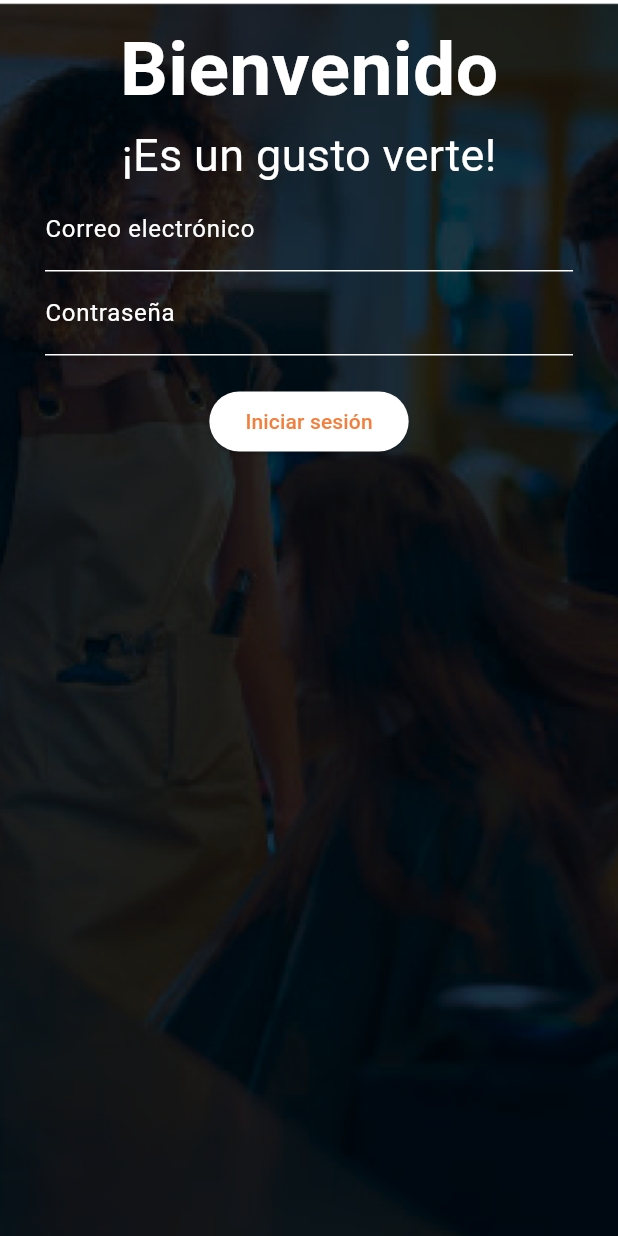
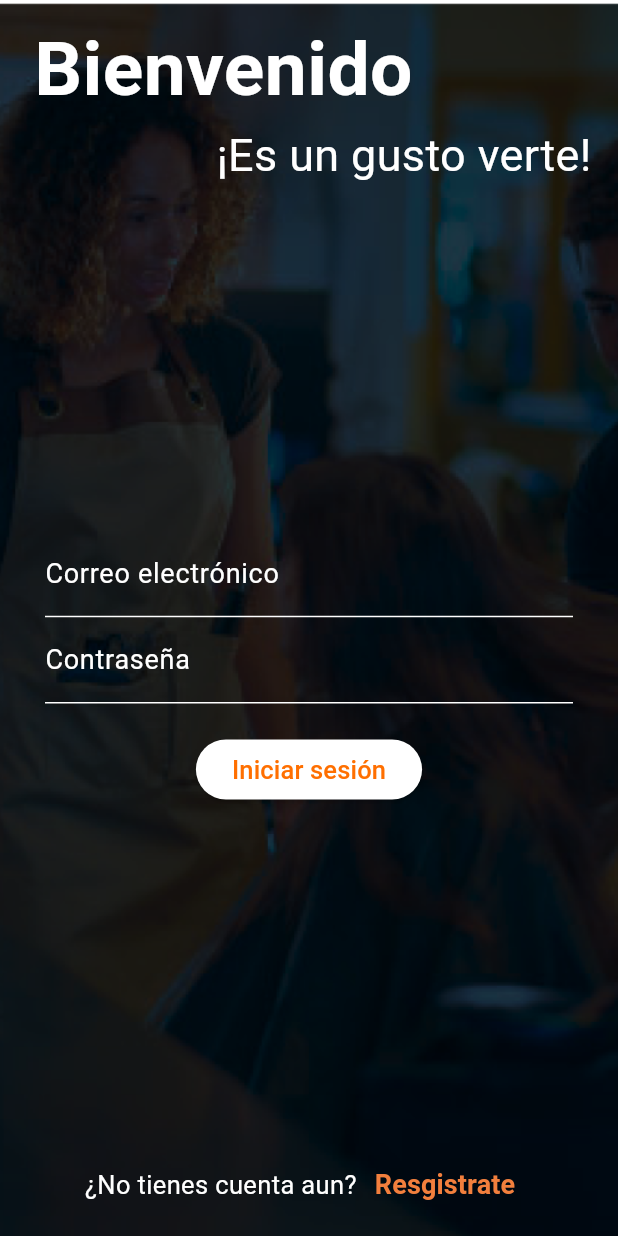
Before and after one commit to AndresCamiloChavez/app_pamii, a Flutter app: the screen it shows after launch, on a phone screen of 412 x 824 dp. Run offline on Flutter 3.47's test engine with Material 3 defaults, Android fonts, the light colour scheme and no system bars; our stand-ins replace carousel_slider, dio, flutter_riverpod, go_router.

Commit message:
Fixing login and common redirection

```diff
--- a/lib/presentation/pages/auth/login_page.dart
+++ b/lib/presentation/pages/auth/login_page.dart
@@ -1,6 +1,8 @@
 import 'package:app_pamii/presentation/pages/auth/widgets/form_login.dart';
+import 'package:app_pamii/presentation/pages/auth/widgets/redirection_page.dart';
 import 'package:app_pamii/presentation/providers/auth/form_provider.dart';
 import 'package:flutter/material.dart';
+import 'package:flutter/widgets.dart';
 import 'package:flutter_riverpod/flutter_riverpod.dart';
 
 class LoginPage extends ConsumerWidget {
@@ -20,8 +22,8 @@ class LoginPage extends ConsumerWidget {
             fit: BoxFit.cover,
           ),
         ),
-                if (formData.isLoading) const Center(child: CircularProgressIndicator()),
-
+        if (formData.isLoading)
+          const Center(child: CircularProgressIndicator()),
         SafeArea(
           child: Padding(
             padding: const EdgeInsets.all(10.0),
@@ -30,18 +32,29 @@ class LoginPage extends ConsumerWidget {
               mainAxisAlignment: MainAxisAlignment.start,
               children: [
                 if (formData.isLoading) const CircularProgressIndicator(),
-                const Text(
-                  'Bienvenido',
-                  style: TextStyle(
-                      color: Colors.white,
-                      fontSize: 50,
-                      fontWeight: FontWeight.bold),
+                const Row(
+                  mainAxisAlignment: MainAxisAlignment.start,
+                  children: [
+                    Text(
+                      ' Bienvenido ',
+                      style: TextStyle(
+                          color: Colors.white,
+                          fontSize: 50,
+                          fontWeight: FontWeight.bold),
+                    ),
+                  ],
                 ),
-                const Text(
-                  '¡Es un gusto verte!',
-                  style: TextStyle(color: Colors.white, fontSize: 30),
+                const Row(
+                  mainAxisAlignment: MainAxisAlignment.end,
+                  children: [
+                    Text(
+                      ' ¡Es un gusto verte! ',
+                      style: TextStyle(color: Colors.white, fontSize: 30),
+                    ),
+                  ],
                 ),
-                const LoginForm()
+                const Expanded(child: LoginForm()),
+                const PageRedirection(),
               ],
             ),
           ),
--- a/lib/presentation/pages/auth/widgets/form_login.dart
+++ b/lib/presentation/pages/auth/widgets/form_login.dart
@@ -22,7 +22,7 @@ class LoginForm extends ConsumerWidget {
             decoration: InputDecoration(
                 labelText: 'Correo electrónico',
                 errorText: formData.error,
-                labelStyle: const TextStyle(color: Colors.white)),
+                labelStyle: const TextStyle(color: Colors.white, fontSize: 18)),
           ),
           TextField(
             style: const TextStyle(
@@ -32,8 +32,9 @@ class LoginForm extends ConsumerWidget {
             decoration: InputDecoration(
               labelText: 'Contraseña',
               labelStyle: const TextStyle(
-                  color: Colors
-                      .white), // Asegúrate de que el color del label también sea blanco
+                  color: Colors.white,
+                  fontSize:
+                      18), // Asegúrate de que el color del label también sea blanco
               hintStyle: const TextStyle(
                   color: Colors.white), // Estilo para el texto de sugerencia
               errorText: formData.error,
@@ -46,7 +47,8 @@ class LoginForm extends ConsumerWidget {
           ElevatedButton(
             onPressed: () =>
                 ref.read(loginFormProvider.notifier).submitForm(context),
-            child: const Text('Iniciar sesión'),
+            child: Text('Iniciar sesión',
+                style: TextStyle(color: Colors.amber[900], fontSize: 17)),
           ),
         ],
       ),
--- /dev/null
+++ b/lib/presentation/pages/auth/widgets/redirection_page.dart
@@ -0,0 +1,32 @@
+import 'package:app_pamii/core/constants/colors.dart';
+import 'package:flutter/material.dart';
+
+class PageRedirection extends StatelessWidget {
+  final String message;
+  final String option;
+
+  const PageRedirection(
+      {super.key,
+      this.message = "¿No tienes cuenta aun?",
+      this.option = "Resgistrate"});
+
+  @override
+  Widget build(BuildContext context) {
+    return SizedBox(
+      width: double.infinity,
+      child: Row(
+        mainAxisAlignment: MainAxisAlignment.center,
+        children: <Widget>[
+          Text(message, style: TextStyle(color: Colors.white, fontSize: 17)),
+          TextButton(
+              onPressed: () {},
+              child: Text(option,
+                  style: TextStyle(
+                      color: AppColors.primaryColor,
+                      fontSize: 18,
+                      fontWeight: FontWeight.bold)))
+        ],
+      ),
+    );
+  }
+}
```
Also changed, not shown: assets/pamii_icon.png (added).
